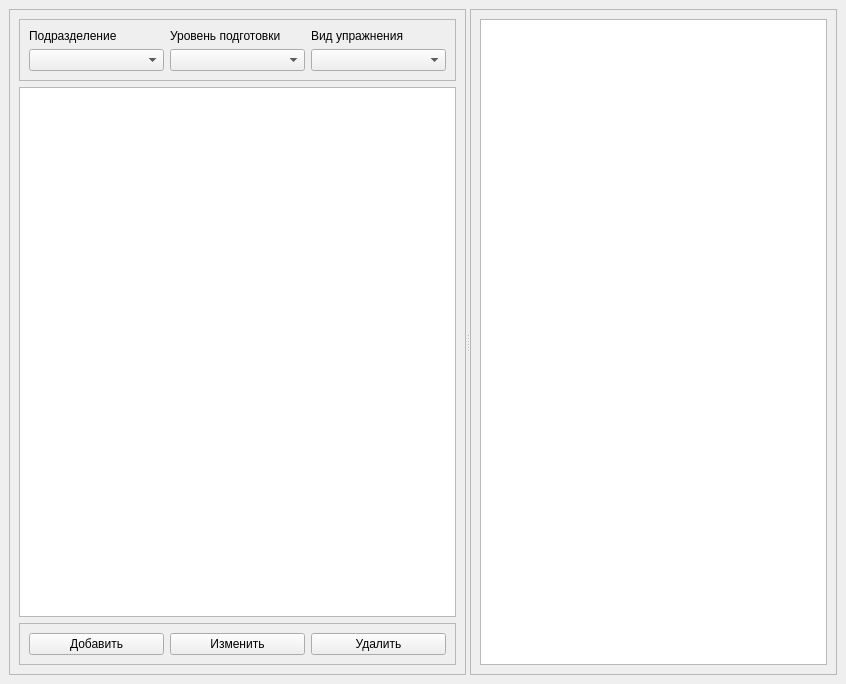
This is mainwindow_ui.ui in alekskositsyn/StatStrel as Qt 5 draws it before an edit. The edited form follows.
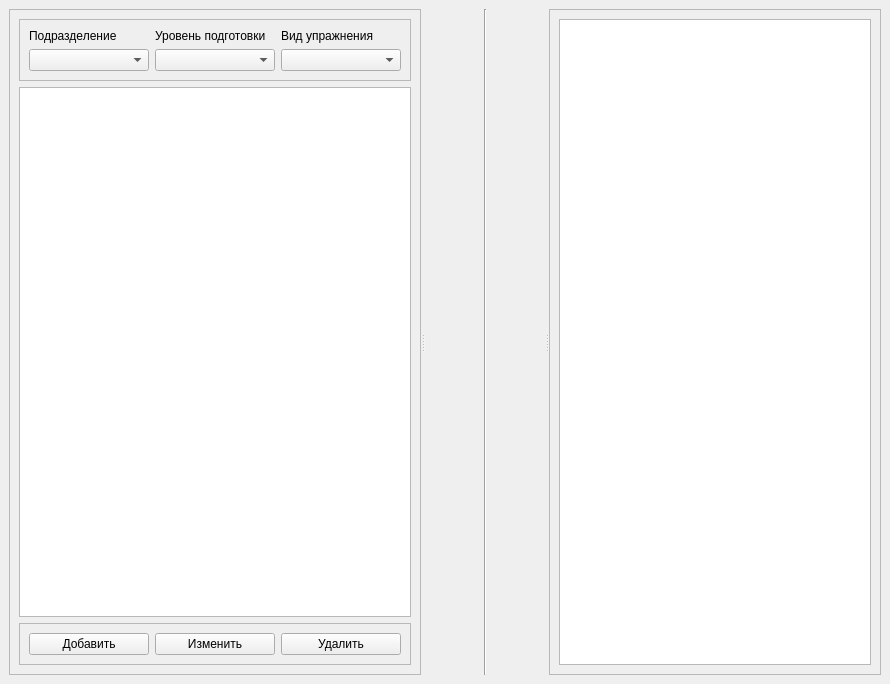
This is the edited form. Custom widgets are drawn as their Qt base class.

What changed in the file:
```diff
--- a/mainwindow_ui.ui
+++ b/mainwindow_ui.ui
@@ -6,7 +6,7 @@
    <rect>
     <x>0</x>
     <y>0</y>
-    <width>846</width>
+    <width>890</width>
     <height>684</height>
    </rect>
   </property>
@@ -108,6 +108,11 @@
         </item>
        </layout>
       </widget>
+      <widget class="Line" name="line">
+       <property name="orientation">
+        <enum>Qt::Vertical</enum>
+       </property>
+      </widget>
       <widget class="QFrame" name="frame_2">
        <property name="frameShape">
         <enum>QFrame::StyledPanel</enum>
```
Left out of the diff: 46 changed lines with no effect on the pictures.
